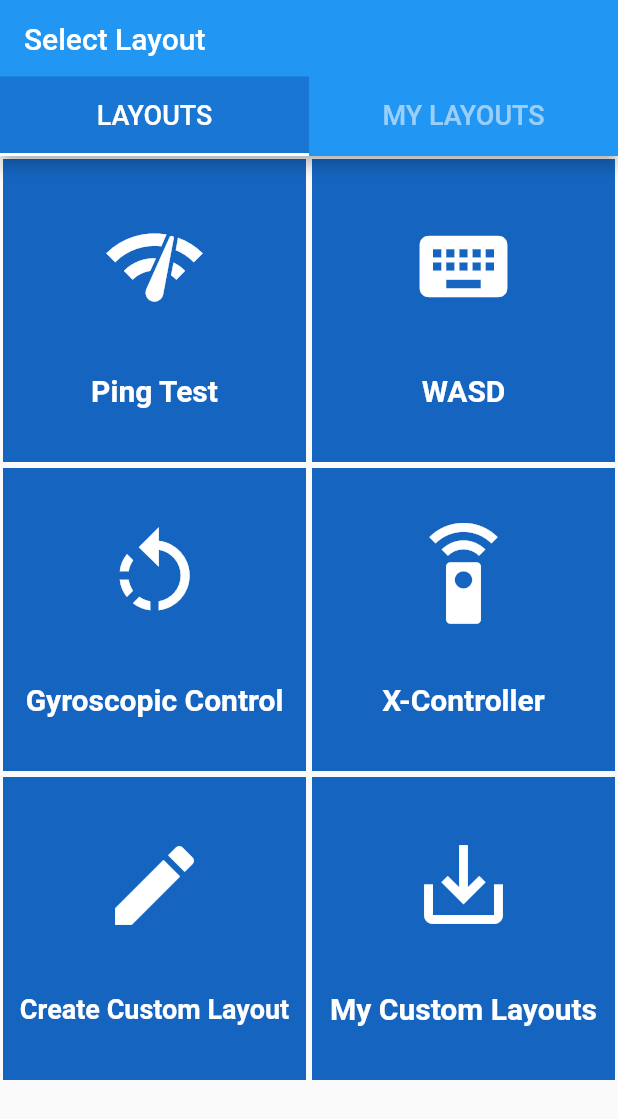
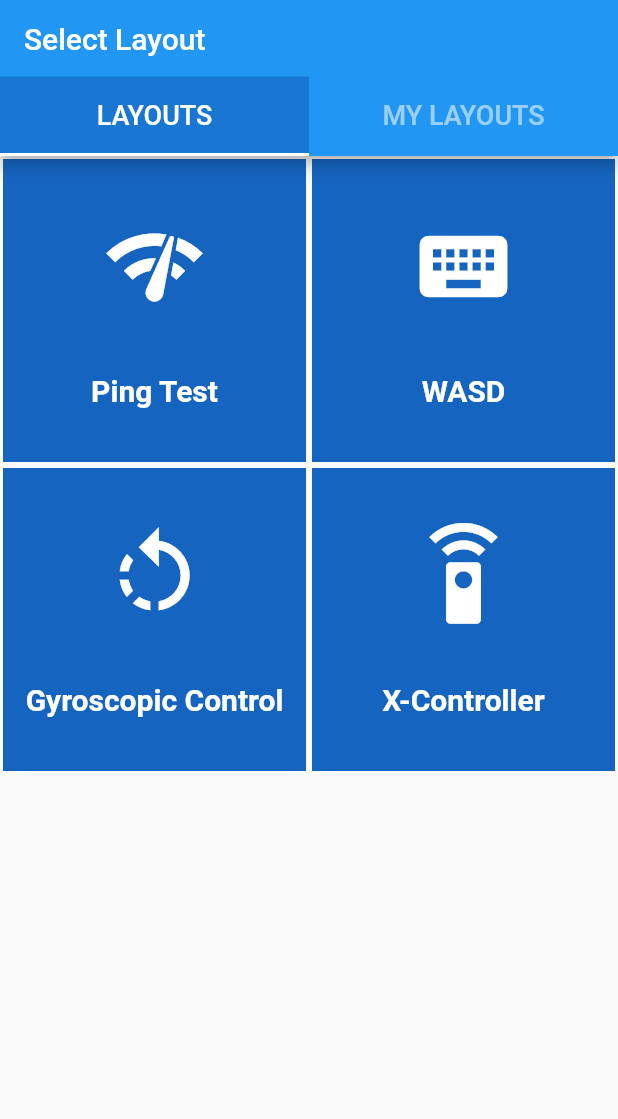
Before and after one commit to devclub-iitd/AioPcController, a Flutter app: the screen it shows after launch, on a phone screen of 412 x 824 dp. Shown: the top 1119 px of the screen. Run offline on Flutter 3.47's test engine with Material 2 defaults, Android fonts, the phone set to English and light mode, and no system bars; our stand-ins replace flutter_slidable, sensors, sqflite; missing offline and left inert: barcode_scan; accounts and stored records are empty.

Commit message:
Minor Changes

```diff
--- a/lib/LayoutSelect.dart
+++ b/lib/LayoutSelect.dart
@@ -206,61 +206,61 @@ class LayoutSelect extends StatelessWidget {
               onTap: () {
                 Navigator.pushNamed(context, '/controller');
               },
-            ),
-            GestureDetector(
-              child: Container(
-                color: Colors.blue[800],
-                margin: const EdgeInsets.all(2.0),
-                child: Column(
-                  mainAxisAlignment: MainAxisAlignment.spaceEvenly,
-                  children: <Widget>[
-                    Icon(
-                      Icons.create,
-                      color: Colors.white,
-                      size: 70.0,
-                    ),
-                    Text(
-                      'Create Custom Layout',
-                      style: TextStyle(
-                        fontWeight: FontWeight.w600,
-                        color: Colors.white,
-                        fontSize: 18.0,
-                      ),
-                    )
-                  ],
-                ),
-              ),
-              onTap: () {
-                customLoader(context, '_untitled');
-              },
-            ),
-            GestureDetector(
-              child :Container(
-                color: Colors.blue[800],
-                margin: const EdgeInsets.all(2.0),
-                child: Column(
-                  mainAxisAlignment: MainAxisAlignment.spaceEvenly,
-                  children: <Widget>[
-                    Icon(
-                      Icons.save_alt,
-                      color: Colors.white,
-                      size: 70.0,
-                    ),
-                    Text(
-                      'My Custom Layouts',
-                      style: TextStyle(
-                        fontWeight: FontWeight.w600,
-                        color: Colors.white,
-                        fontSize: 20.0,
-                      ),
-                    )
-                  ],
-                ),
-              ),
-              onTap: () {
-                loadCustomBuilder(context);
-              },
-            ),
+             ),
+            // GestureDetector(
+            //   child: Container(
+            //     color: Colors.blue[800],
+            //     margin: const EdgeInsets.all(2.0),
+            //     child: Column(
+            //       mainAxisAlignment: MainAxisAlignment.spaceEvenly,
+            //       children: <Widget>[
+            //         Icon(
+            //           Icons.create,
+            //           color: Colors.white,
+            //           size: 70.0,
+            //         ),
+            //         Text(
+            //           'Create Custom Layout',
+            //           style: TextStyle(
+            //             fontWeight: FontWeight.w600,
+            //             color: Colors.white,
+            //             fontSize: 18.0,
+            //           ),
+            //         )
+            //       ],
+            //     ),
+            //   ),
+            //   onTap: () {
+            //     customLoader(context, '_untitled');
+            //   },
+            // ),
+            // GestureDetector(
+            //   child :Container(
+            //     color: Colors.blue[800],
+            //     margin: const EdgeInsets.all(2.0),
+            //     child: Column(
+            //       mainAxisAlignment: MainAxisAlignment.spaceEvenly,
+            //       children: <Widget>[
+            //         Icon(
+            //           Icons.save_alt,
+            //           color: Colors.white,
+            //           size: 70.0,
+            //         ),
+            //         Text(
+            //           'My Custom Layouts',
+            //           style: TextStyle(
+            //             fontWeight: FontWeight.w600,
+            //             color: Colors.white,
+            //             fontSize: 20.0,
+            //           ),
+            //         )
+            //       ],
+            //     ),
+            //   ),
+            //   onTap: () {
+            //     loadCustomBuilder(context);
+            //   },
+            // ),
           ],
         ));
   }
--- a/lib/LoadCustom.dart
+++ b/lib/LoadCustom.dart
@@ -108,7 +108,7 @@ class LoadCustomState extends State<LoadCustom> {
 
     return Scaffold(
         appBar: AppBar(
-          title: Text("Load Custom Layout"),
+          title: Text("My Custom Layouts"),
           bottom: PreferredSize(
             child: Row(
               mainAxisAlignment: MainAxisAlignment.spaceEvenly,
```
